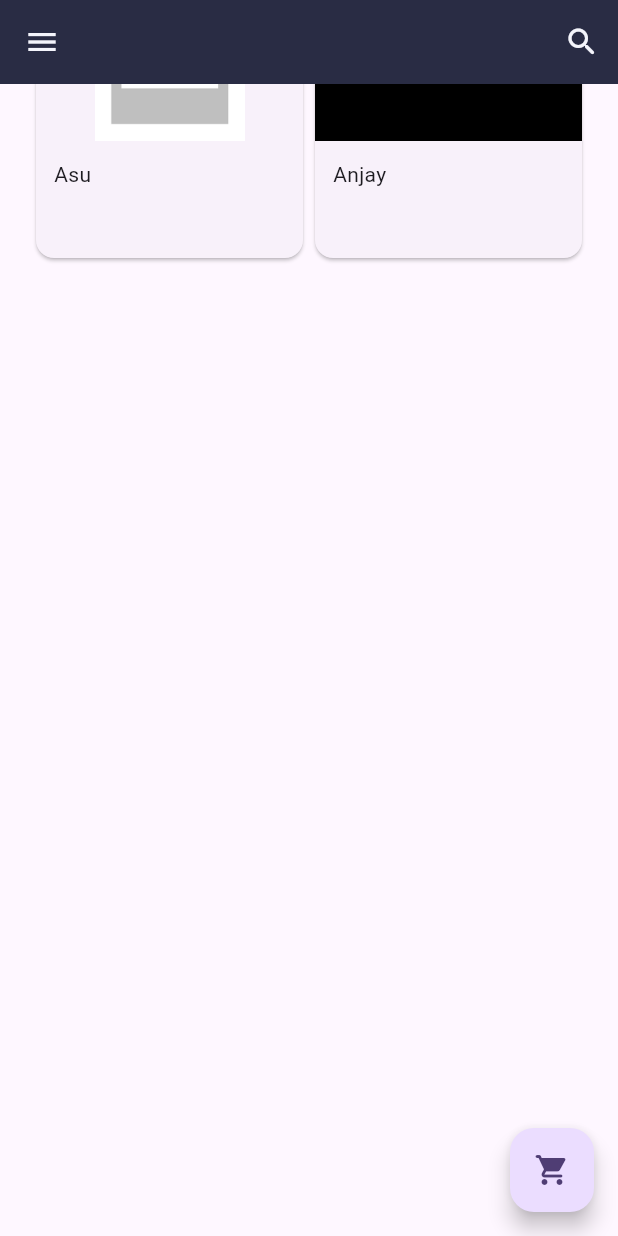
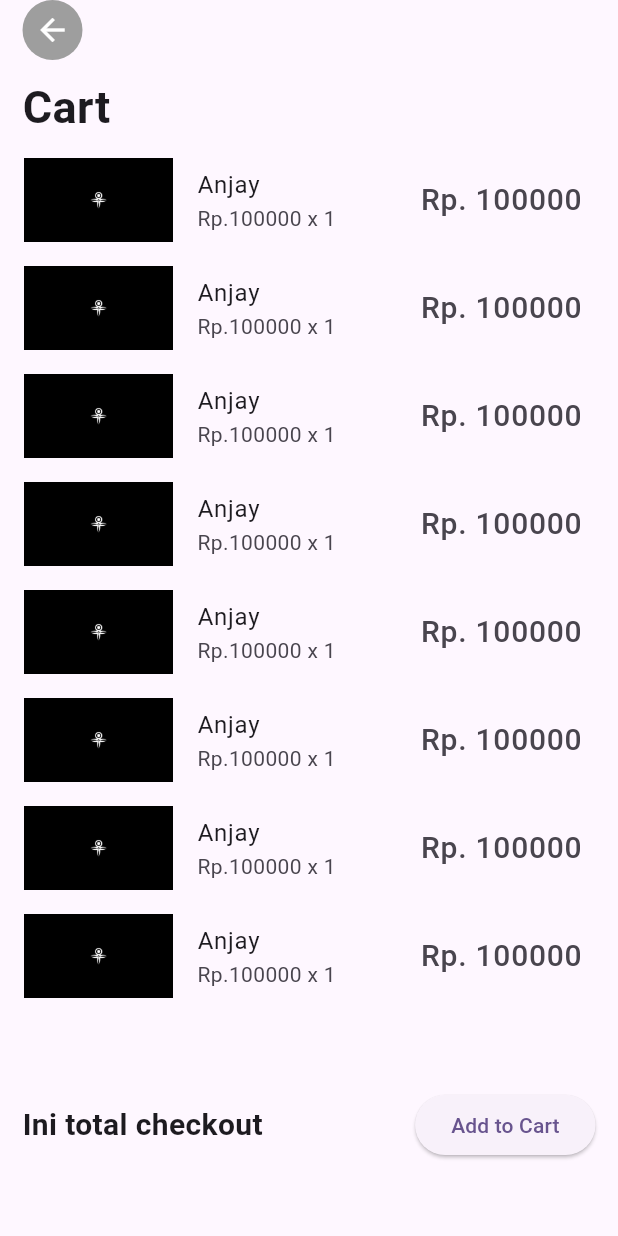
Before and after one commit to beckham-kho/uts_2022130019, a Flutter app: the HomeScreen screen opened directly, scrolled down 315 dp, after a tap on the "shopping cart" icon, on a phone screen of 412 x 824 dp. Run offline on Flutter 3.47's test engine with Material 3 defaults, Android fonts, the phone set to English and light mode, and no system bars.

Commit message:
feat(cart screen): add cart screen

```diff
--- /dev/null
+++ b/lib/cart_screen.dart
@@ -0,0 +1,96 @@
+import 'package:flutter/material.dart';
+import 'package:uts_2022130019/model/cart_list.dart';
+
+class CartScreen extends StatelessWidget {
+  const CartScreen({super.key});
+
+  @override
+  Widget build(BuildContext context) {
+    return Scaffold(
+      body: SafeArea(
+        child: SingleChildScrollView(
+          child: SizedBox(
+            height: MediaQuery.sizeOf(context).height-50,
+            child: Column(
+              mainAxisAlignment: MainAxisAlignment.spaceBetween,
+              children: <Widget>[
+                Column(
+                  crossAxisAlignment: CrossAxisAlignment.stretch,
+                  children: <Widget>[
+                    Padding(
+                      padding: const EdgeInsets.only(left: 15),
+                      child: Row(
+                        children: <Widget>[
+                          CircleAvatar(
+                            backgroundColor: Colors.grey,
+                            child: IconButton(
+                              icon: const Icon(Icons.arrow_back),
+                              color: Colors.white,
+                              onPressed: () {
+                                Navigator.pop(context);
+                              },
+                            ),
+                          ),
+                        ],
+                      ),
+                    ),
+                    const SizedBox(height: 10),
+                    const Padding(
+                      padding: EdgeInsets.only(left: 15),
+                      child: Text(
+                        'Cart',
+                        style: TextStyle(
+                          fontWeight: FontWeight.bold,
+                          fontSize: 30.0,
+                        ),
+                      ),
+                    ),
+                  ],
+                ),
+                SizedBox(
+                  height:  MediaQuery.sizeOf(context).height-200,
+                  child: ListView.builder(
+                    itemBuilder: (BuildContext context, int index) {
+                      final CartList cart = cartList[index];
+                      return ListTile(
+                        leading: Image.asset(cart.image),
+                        trailing: Text(
+                          'Rp. ${(cart.price*cart.totalItem)}',
+                          style: const TextStyle(
+                            fontSize: 20.0,
+                          ),
+                        ),
+                        title: Text(cart.title),
+                        subtitle: Text('Rp.${cart.price} x ${cart.totalItem}'),
+                      );
+                    },
+                    itemCount: cartList.length,
+                  ),
+                ),
+                Padding(
+                  padding: const EdgeInsets.only(left: 15, right: 15),
+                  child: Row(
+                    mainAxisAlignment: MainAxisAlignment.spaceBetween,
+                    children: <Widget>[
+                      const Text(
+                        'Ini total checkout',
+                        style: TextStyle(
+                          fontWeight: FontWeight.bold,
+                          fontSize: 20.0,
+                        ),
+                      ),
+                      ElevatedButton(
+                        onPressed: () {},
+                        child: const Text('Add to Cart'),
+                      ),
+                    ],
+                  ),
+                ),
+              ],
+            ),
+          ),
+        ),
+      ),
+    );
+  }
+}
--- a/lib/home_screen.dart
+++ b/lib/home_screen.dart
@@ -1,4 +1,5 @@
 import 'package:flutter/material.dart';
+import 'package:uts_2022130019/cart_screen.dart';
 import 'package:uts_2022130019/model/product_list.dart';
 import 'package:uts_2022130019/product_screen.dart';
 
@@ -111,7 +112,14 @@ class HomeScreen extends StatelessWidget {
         ),
       ),
       floatingActionButton: FloatingActionButton(
-        onPressed: () {},
+        onPressed: () {
+          Navigator.push(
+            context,
+            MaterialPageRoute(
+            builder: (context) => const CartScreen(),
+            )
+          );
+        },
         tooltip: 'Add Product to Cart',
         child: const Icon(Icons.shopping_cart_rounded),
       ),
--- a/lib/main.dart
+++ b/lib/main.dart
@@ -1,5 +1,7 @@
 import 'package:flutter/material.dart';
+import 'package:uts_2022130019/cart_screen.dart';
 import 'package:uts_2022130019/login_screen.dart';
+import 'package:uts_2022130019/product_screen.dart';
 
 void main() {
   runApp(const MyApp());
--- /dev/null
+++ b/lib/model/cart_list.dart
@@ -0,0 +1,64 @@
+class CartList {
+  String title;
+  String image;
+  int price;
+  int totalItem;
+
+  CartList({
+    required this.title,
+    required this.image,
+    required this.price,
+    required this.totalItem,
+  });
+}
+
+var cartList = [
+  CartList(
+    title: 'Anjay',
+    image: 'img/1.png',
+    price: 100000,
+    totalItem: 1
+    ),
+  CartList(
+    title: 'Anjay',
+    image: 'img/1.png',
+    price: 100000,
+    totalItem: 1
+    ),
+  CartList(
+    title: 'Anjay',
+    image: 'img/1.png',
+    price: 100000,
+    totalItem: 1
+    ),
+  CartList(
+    title: 'Anjay',
+    image: 'img/1.png',
+    price: 100000,
+    totalItem: 1
+    ),
+  CartList(
+    title: 'Anjay',
+    image: 'img/1.png',
+    price: 100000,
+    totalItem: 1
+    ),
+  CartList(
+    title: 'Anjay',
+    image: 'img/1.png',
+    price: 100000,
+    totalItem: 1
+    ),
+  CartList(
+    title: 'Anjay',
+    image: 'img/1.png',
+    price: 100000,
+    totalItem: 1
+    ),
+  CartList(
+    title: 'Anjay',
+    image: 'img/1.png',
+    price: 100000,
+    totalItem: 1
+    ),
+];
```
